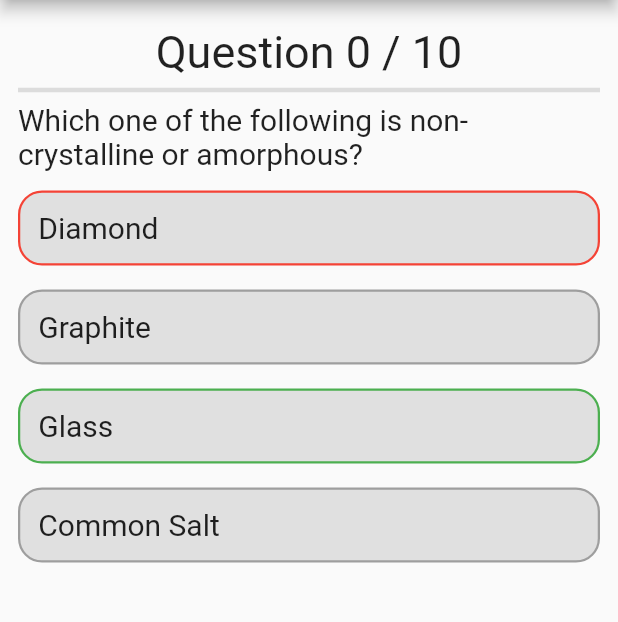
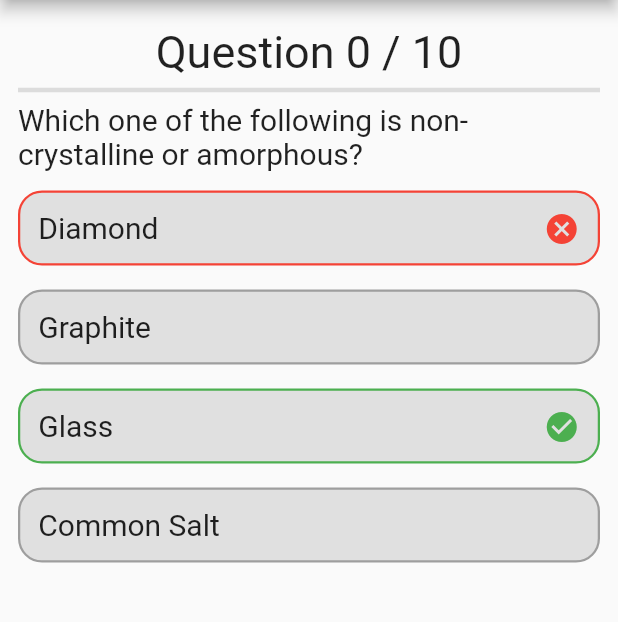
Before and after one commit to AndrewJacop/quiz_app, a Flutter app: the screen it shows after launch, after a tap on "Diamond", on a phone screen of 412 x 824 dp, the part 84-706 px from its top. Run offline on Flutter 3.47's test engine with Material 2 defaults, Android fonts, the phone set to English and light mode, and no system bars.

Commit message:
add icons to answers

```diff
--- a/lib/main.dart
+++ b/lib/main.dart
@@ -97,8 +97,10 @@ class OptionWidget extends StatelessWidget {
           borderRadius: BorderRadius.circular(16),
         ),
         child: Row(
+          mainAxisAlignment: MainAxisAlignment.spaceBetween,
           children: [
             Text(option.txt, style: TextStyle(fontSize: 20)),
+            getIconForOption(option, question),
           ],
         ),
       ),
@@ -115,4 +117,17 @@ class OptionWidget extends StatelessWidget {
     }
     return Colors.grey;
   }
+
+  Widget getIconForOption(Option option, Question question) {
+    if (question.isLocked) {
+      if (option == question.selectedOption) {
+        return option.isCorrect
+            ? const Icon(Icons.check_circle, color: Colors.green)
+            : const Icon(Icons.cancel, color: Colors.red);
+      } else if (option.isCorrect) {
+        return const Icon(Icons.check_circle, color: Colors.green);
+      }
+    }
+    return const SizedBox.shrink();
+  }
 }
```
